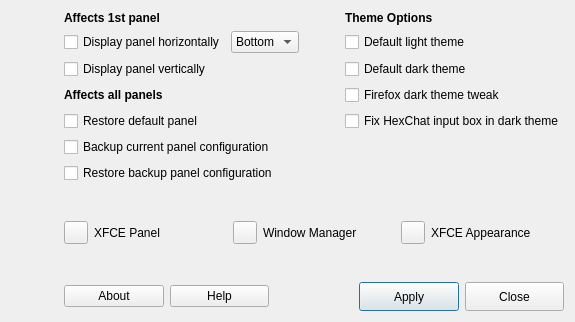
Qt form defaultlook/defaultlook.ui (MX-Linux/mx-defaultlook) before a commit.
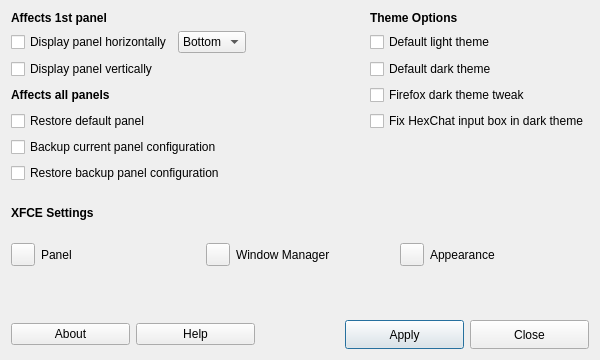
The same form after that commit. Icons and pictures are not drawn.

Commit message: fixed defaultlook hide while XFCE panel function is launched updated a bunch of translations

```diff
--- a/defaultlook/defaultlook.ui
+++ b/defaultlook/defaultlook.ui
@@ -6,8 +6,8 @@
    <rect>
     <x>0</x>
     <y>0</y>
-    <width>575</width>
-    <height>322</height>
+    <width>600</width>
+    <height>360</height>
    </rect>
   </property>
   <property name="windowTitle">
@@ -19,84 +19,7 @@
   </property>
   <widget class="QWidget" name="centralWidget">
    <layout class="QGridLayout" name="gridLayout_3">
-    <item row="1" column="2">
-     <spacer name="verticalSpacer_2">
-      <property name="orientation">
-       <enum>Qt::Vertical</enum>
-      </property>
-      <property name="sizeType">
-       <enum>QSizePolicy::MinimumExpanding</enum>
-      </property>
-      <property name="sizeHint" stdset="0">
-       <size>
-        <width>20</width>
-        <height>15</height>
-       </size>
-      </property>
-     </spacer>
-    </item>
-    <item row="2" column="1" colspan="2">
-     <layout class="QHBoxLayout" name="horizontalLayout">
-      <item>
-       <widget class="QToolButton" name="toolButtonXFCEpanelSettings">
-        <property name="text">
-         <string/>
-        </property>
-        <property name="icon">
-         <iconset theme="xfce4-panel">
-          <normaloff/>
-         </iconset>
-        </property>
-       </widget>
-      </item>
-      <item>
-       <widget class="QLabel" name="label_4">
-        <property name="text">
-         <string>XFCE Panel</string>
-        </property>
-       </widget>
-      </item>
-      <item>
-       <widget class="QToolButton" name="toolButtonXFCEWMsettings">
-        <property name="text">
-         <string/>
-        </property>
-        <property name="icon">
-         <iconset theme="xfwm4">
-          <normaloff/>
-         </iconset>
-        </property>
-       </widget>
-      </item>
-      <item>
-       <widget class="QLabel" name="label_6">
-        <property name="text">
-         <string>Window Manager</string>
-        </property>
-       </widget>
-      </item>
-      <item>
-       <widget class="QToolButton" name="toolButtonXFCEAppearance">
-        <property name="text">
-         <string/>
-        </property>
-        <property name="icon">
-         <iconset theme="preferences-desktop-theme">
-          <normaloff/>
-         </iconset>
-        </property>
-       </widget>
-      </item>
-      <item>
-       <widget class="QLabel" name="label_5">
-        <property name="text">
-         <string>XFCE Appearance</string>
-        </property>
-       </widget>
-      </item>
-     </layout>
-    </item>
-    <item row="0" column="1" colspan="2">
+    <item row="0" column="0" colspan="2">
      <layout class="QGridLayout" name="gridLayout">
       <item row="3" column="0">
        <widget class="QLabel" name="label_3">
@@ -226,7 +149,106 @@
       </item>
      </layout>
     </item>
-    <item row="3" column="0" colspan="2">
+    <item row="1" column="0">
+     <widget class="QLabel" name="label_7">
+      <property name="font">
+       <font>
+        <weight>75</weight>
+        <bold>true</bold>
+       </font>
+      </property>
+      <property name="text">
+       <string>XFCE Settings</string>
+      </property>
+     </widget>
+    </item>
+    <item row="1" column="1">
+     <spacer name="verticalSpacer_2">
+      <property name="orientation">
+       <enum>Qt::Vertical</enum>
+      </property>
+      <property name="sizeType">
+       <enum>QSizePolicy::MinimumExpanding</enum>
+      </property>
+      <property name="sizeHint" stdset="0">
+       <size>
+        <width>20</width>
+        <height>25</height>
+       </size>
+      </property>
+     </spacer>
+    </item>
+    <item row="2" column="0" colspan="2">
+     <layout class="QHBoxLayout" name="horizontalLayout">
+      <item>
+       <widget class="QToolButton" name="toolButtonXFCEpanelSettings">
+        <property name="toolTip">
+         <string>&lt;html&gt;&lt;head/&gt;&lt;body&gt;&lt;p&gt;Customize the panel&lt;/p&gt;&lt;/body&gt;&lt;/html&gt;</string>
+        </property>
+        <property name="text">
+         <string/>
+        </property>
+        <property name="icon">
+         <iconset theme="xfce4-panel">
+          <normaloff/>
+         </iconset>
+        </property>
+       </widget>
+      </item>
+      <item>
+       <widget class="QLabel" name="label_4">
+        <property name="text">
+         <string>Panel</string>
+        </property>
+       </widget>
+      </item>
+      <item>
+       <widget class="QToolButton" name="toolButtonXFCEWMsettings">
+        <property name="toolTip">
+         <string>&lt;html&gt;&lt;head/&gt;&lt;body&gt;&lt;p&gt;Configure window behavior and shortcuts&lt;/p&gt;&lt;/body&gt;&lt;/html&gt;</string>
+        </property>
+        <property name="text">
+         <string/>
+        </property>
+        <property name="icon">
+         <iconset theme="xfwm4">
+          <normaloff/>
+         </iconset>
+        </property>
+       </widget>
+      </item>
+      <item>
+       <widget class="QLabel" name="label_6">
+        <property name="text">
+         <string>Window Manager</string>
+        </property>
+       </widget>
+      </item>
+      <item>
+       <widget class="QToolButton" name="toolButtonXFCEAppearance">
+        <property name="toolTip">
+         <string>&lt;html&gt;&lt;head/&gt;&lt;body&gt;&lt;p&gt;Customize the look of your desktop&lt;/p&gt;&lt;/body&gt;&lt;/html&gt;</string>
+        </property>
+        <property name="text">
+         <string/>
+        </property>
+        <property name="icon">
+         <iconset theme="preferences-desktop-theme">
+          <normaloff/>
+         </iconset>
+        </property>
+       </widget>
+      </item>
+      <item>
+       <widget class="QLabel" name="label_5">
+        <property name="text">
+         <string>Appearance</string>
+        </property>
+       </widget>
+      </item>
+     </layout>
+    </item>
+    <item row="3" column="0">
      <spacer name="verticalSpacer">
       <property name="orientation">
        <enum>Qt::Vertical</enum>
@@ -239,7 +261,7 @@
       </property>
      </spacer>
     </item>
-    <item row="4" column="1" colspan="2">
+    <item row="4" column="0" colspan="2">
      <layout class="QGridLayout" name="gridLayout_2">
       <item row="0" column="2">
        <spacer name="horizontalSpacer1">
```
The commit also changes 40 other files.
